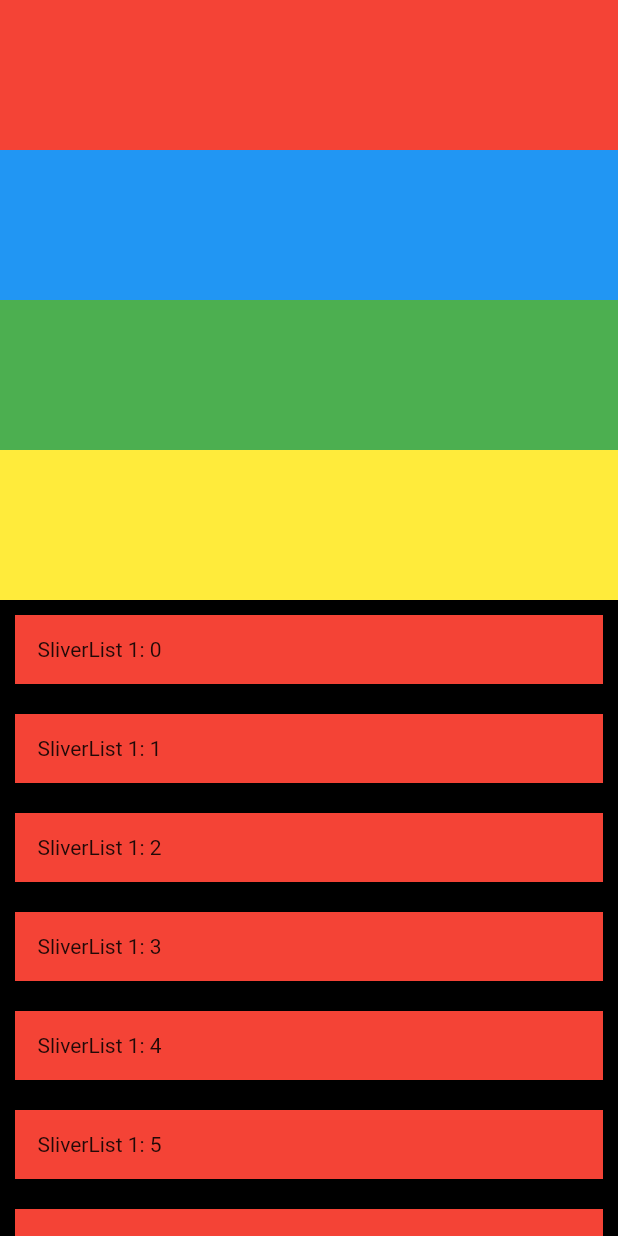
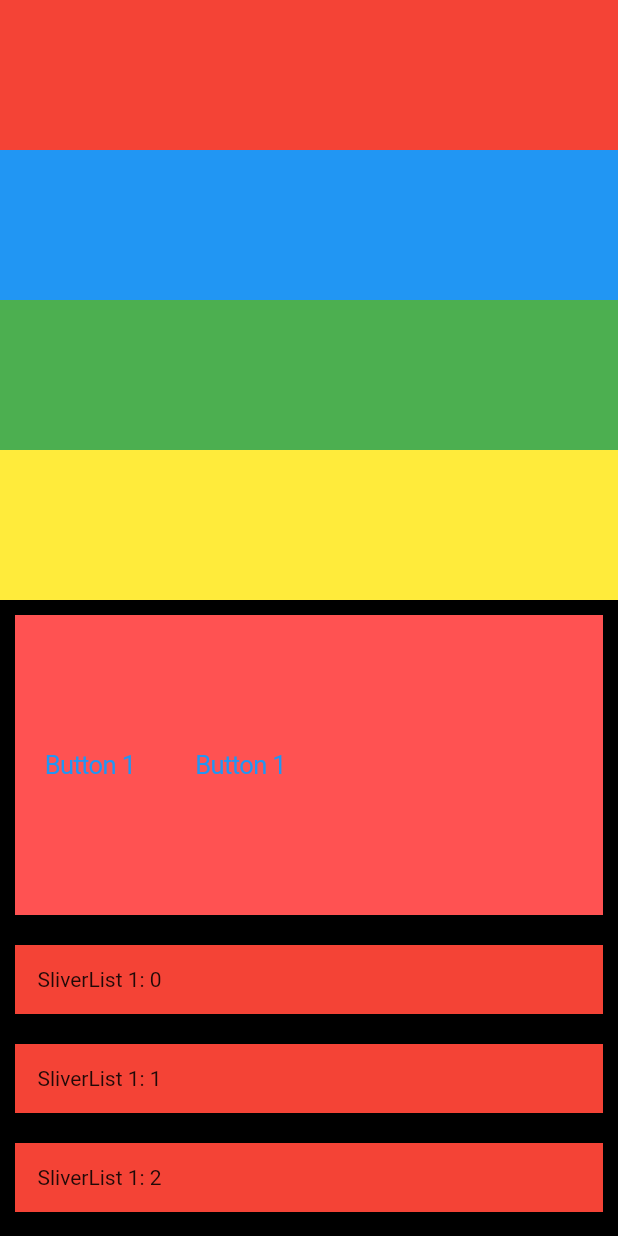
Before and after one commit to goandreus/slivers, a Flutter app: the screen it shows after launch, on a phone screen of 412 x 824 dp. Run offline on Flutter 3.47's test engine with Material 2 defaults, Android fonts, the phone set to English and light mode, and no system bars.

Commit message:
sliver safe area sliver tobox adpter (#3)

```diff
--- a/lib/home_page.dart
+++ b/lib/home_page.dart
@@ -1,3 +1,4 @@
+import 'package:flutter/cupertino.dart';
 import 'package:flutter/material.dart';
 
 class HomePage extends StatefulWidget {
@@ -15,7 +16,9 @@ class _HomePageState extends State<HomePage> {
         color: Colors.black,
         child: CustomScrollView(
           slivers: [
-            SliverList(delegate: SliverChildListDelegate(
+            SliverSafeArea(
+              bottom: false,
+              sliver: SliverList(delegate: SliverChildListDelegate(
                 [
                   Container(
                     height: 100,
@@ -36,7 +39,27 @@ class _HomePageState extends State<HomePage> {
                 ]
               ),
               ),
-            SliverList(delegate: SliverChildBuilderDelegate(
+            ),
+            SliverToBoxAdapter(
+              child: Container(
+                height: 200,
+                margin: EdgeInsets.all(10),
+                color: Colors.redAccent,
+                child: Row(
+                  children : [
+                    CupertinoButton(
+                      child: Text('Button 1'), onPressed: (){},
+                    ),
+                    CupertinoButton(
+                      child: Text('Button 1'), onPressed: (){},
+                    ),
+                  ]
+                ),
+              ),
+            ),
+            SliverSafeArea(
+              top: false,
+              sliver: SliverList(delegate: SliverChildBuilderDelegate(
                 (_,index){
                 return Container(
                   color: Colors.red,
@@ -47,6 +70,7 @@ class _HomePageState extends State<HomePage> {
               },childCount: 40,
               ),
               ),
+            ),
           ],
         ),
       ),
```
Lines whose indentation alone changed are shown as unchanged.
